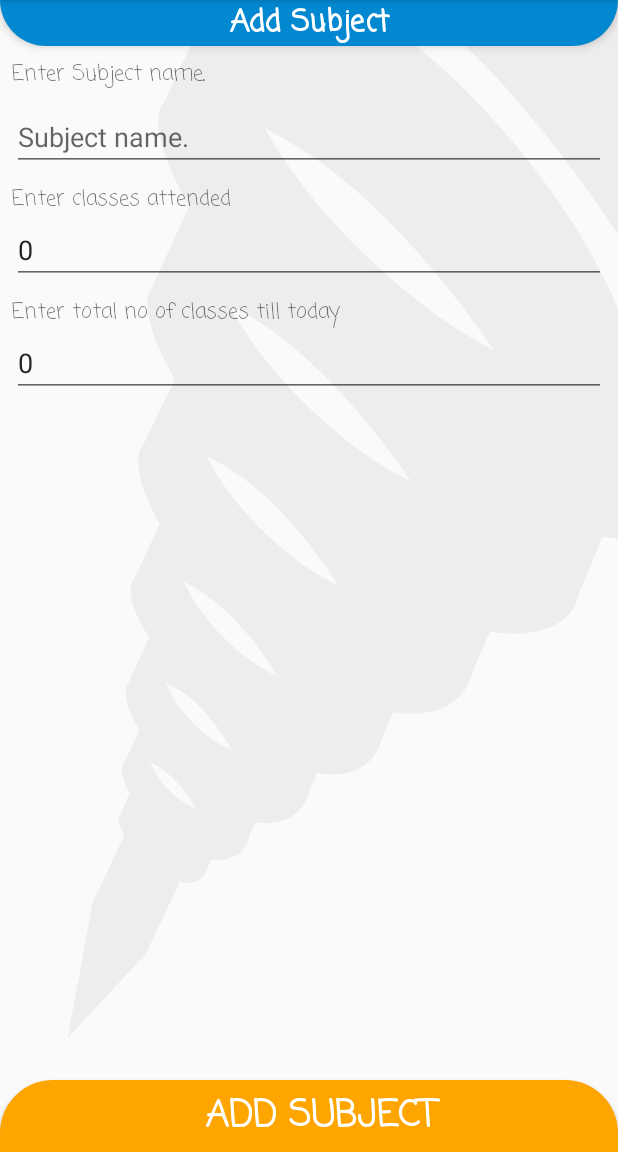
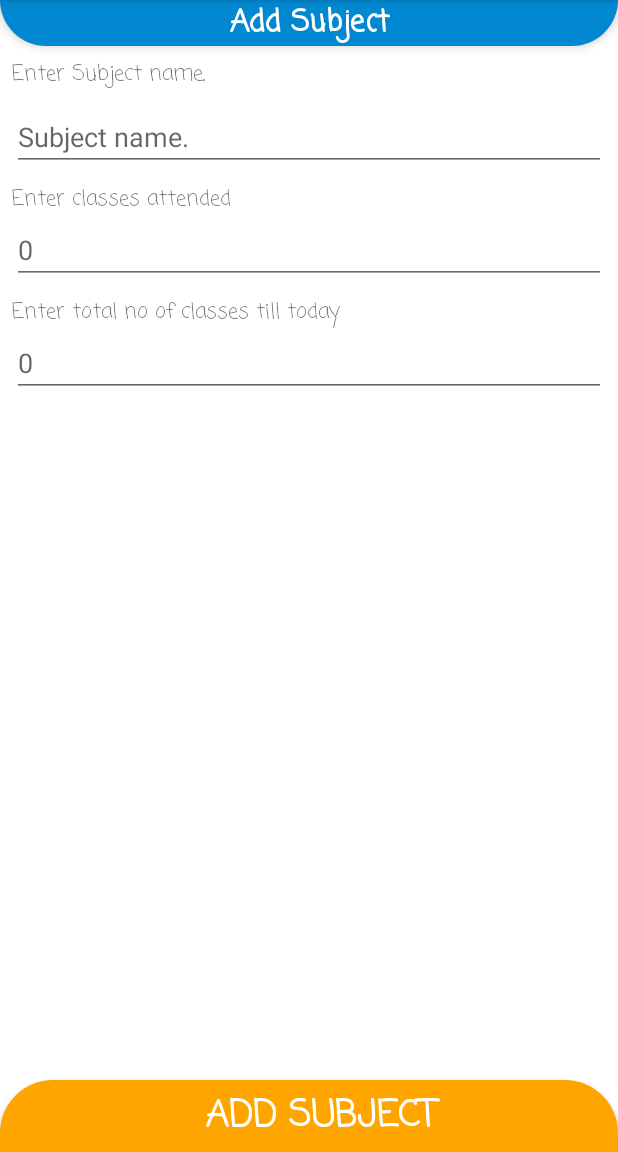
Before and after one commit to MiKinshu/SilverBook, an Android app: the fragment AddSub placed in its activity, on a phone screen of 412 x 824 dp, the part 84-1236 px from its top. Run offline under Robolectric (Android 15) with nearby library versions, the phone set to English and light mode, and no system bars; our stand-ins replace Firebase (no records; nobody signed in at launch, a user with empty details on screens opened directly); libraries missing offline, so code that uses them is left out: com.firebase.ui, com.github.mikephil.charting.

```diff
--- a/app/src/main/AndroidManifest.xml
+++ b/app/src/main/AndroidManifest.xml
@@ -20,7 +20,6 @@
         <activity
             android:name=".MainActivity"
             android:theme="@style/AppTheme.NoActionBar">
-
         </activity>
     </application>
 
--- a/app/src/main/res/layout/fragment_add_sub.xml
+++ b/app/src/main/res/layout/fragment_add_sub.xml
@@ -6,8 +6,7 @@
     xmlns:tools="http://schemas.android.com/tools"
     android:layout_width="match_parent"
     android:layout_height="match_parent"
-    android:background="@drawable/png_art"
-    android:backgroundTint="#9AE7E3E3">
+    android:background="@android:color/white">
 
     <TextView
         android:id="@+id/textView15"
@@ -79,8 +78,8 @@
         android:layout_marginStart="8dp"
         android:layout_marginEnd="8dp"
         android:ems="10"
+        android:hint="0"
         android:inputType="number"
-        android:text="0"
         app:layout_constraintBottom_toTopOf="@+id/textView26"
         app:layout_constraintEnd_toEndOf="parent"
         app:layout_constraintHorizontal_bias="0.5"
@@ -109,8 +108,8 @@
         android:layout_marginStart="8dp"
         android:layout_marginEnd="8dp"
         android:ems="10"
+        android:hint="0"
         android:inputType="number"
-        android:text="0"
         app:layout_constraintEnd_toEndOf="parent"
         app:layout_constraintHorizontal_bias="0.5"
         app:layout_constraintStart_toStartOf="parent"
```
